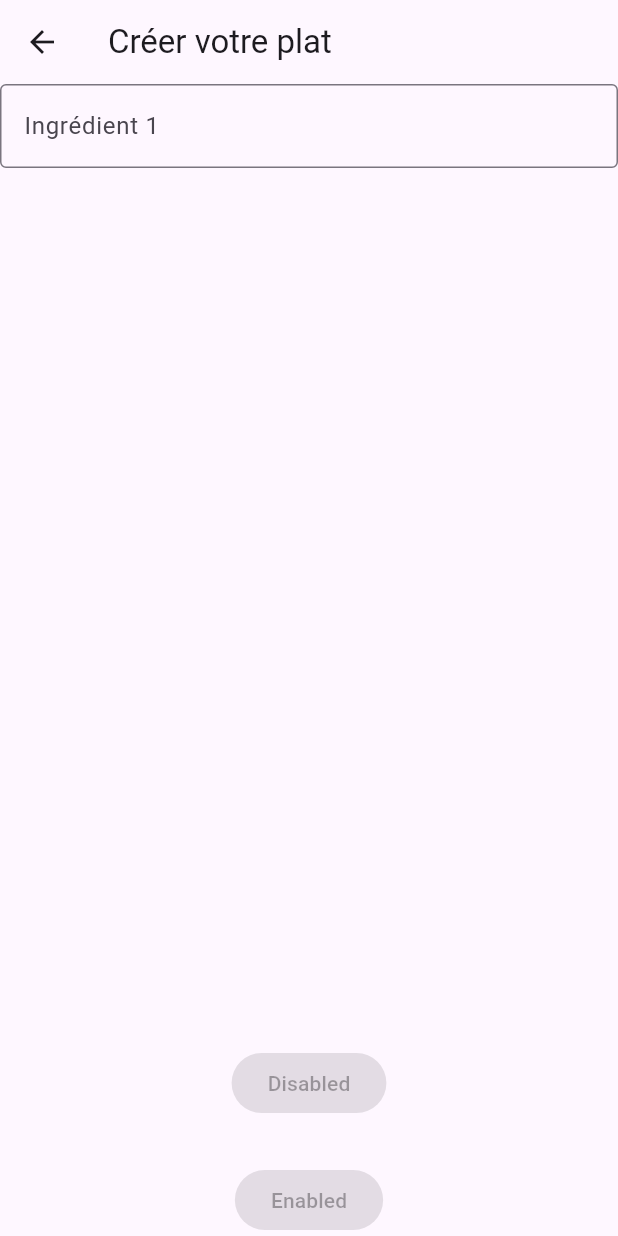
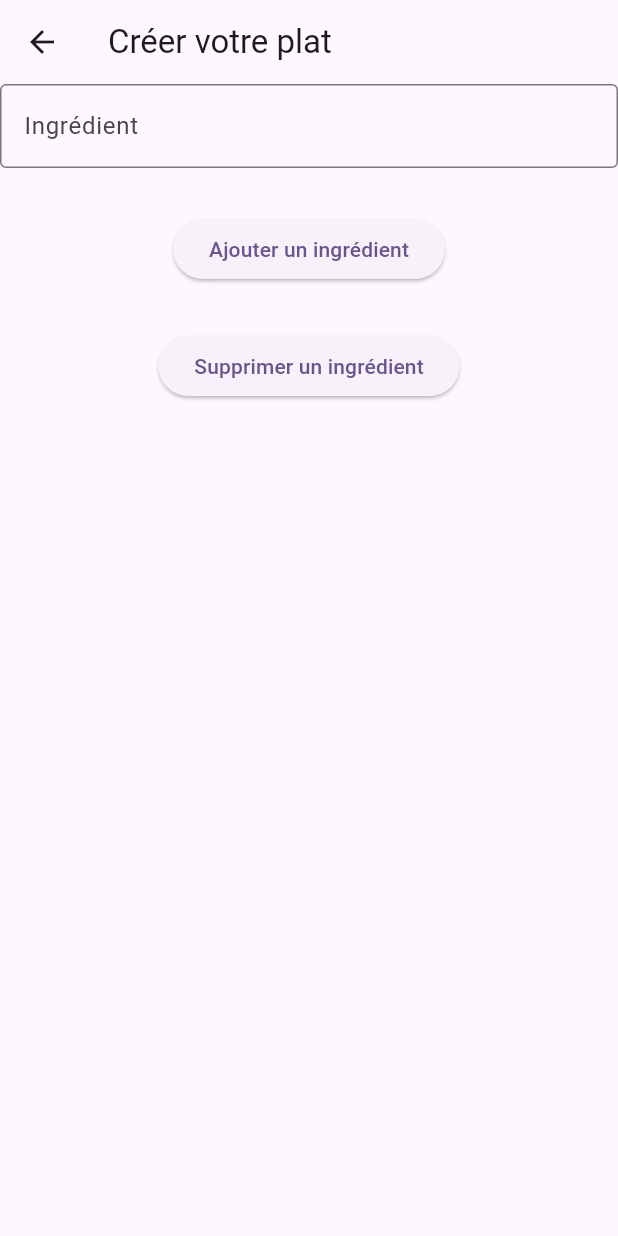
Before and after one commit to EmilienRY/co2score, a Flutter app: the pageCreation screen opened directly, on a phone screen of 412 x 824 dp. Run offline on Flutter 3.47's test engine with Material 3 defaults, Android fonts, the phone set to English and light mode, and no system bars; missing offline and left inert: qr_code_scanner.

Commit message:
Correction bug bouton + début fonction pour ajouter des ingrédients à un plat

```diff
--- a/lib/CreationPlat.dart
+++ b/lib/CreationPlat.dart
@@ -1,41 +1,62 @@
 import 'package:flutter/material.dart';
-
+import 'menu.dart';
 
 
 class pageCreation extends StatelessWidget {   //page avec la liste des plats
   @override
+
+    final  TextField ingredient=TextField(
+    obscureText: true,
+    decoration: InputDecoration(
+      border: OutlineInputBorder(),
+      labelText: 'Ingrédient',
+    ),
+  );
+  final List <TextField> ListIngredient =[TextField(
+  obscureText: true,
+  decoration: InputDecoration(
+  border: OutlineInputBorder(),
+  labelText: 'Ingrédient',
+  ),
+  ),];
   Widget build(BuildContext context) {
+    void _ajoutIngredient(){
+      ListIngredient.add(ingredient);
+      print(ListIngredient);
+      Navigator.pushReplacement(
+        context,
+        MaterialPageRoute(builder: (context) => pageCreation()), // Passe à la page avec la liste de tous les plats
+      );
+      }
+      void _supIngredient(){
+      ListIngredient.remove(ListIngredient.last);
+      }
+
     return Scaffold(
       appBar: AppBar(
         title:  Text('Créer votre plat'),
       ),
-
-    body: const Column(
-      children: <Widget> [
-      Expanded(
-      flex: 5,
-        child: TextField(
-            obscureText: true,
-            decoration: InputDecoration(
-              border: OutlineInputBorder(),
-              labelText: 'Ingrédient 1',
-            ),
-        ),),
+      body: Center(
+      child:Column(
+      children: [
+      Column(children: ListIngredient),
+      Column(
+        children: [
+      const SizedBox(height: 30),
         ElevatedButton(
-        onPressed: null,
-        child: const Text('Disabled'),
+        onPressed: () {
+          _ajoutIngredient();
+        },
+      child: const Text('Ajouter un ingrédient'),
       ),
       const SizedBox(height: 30),
       ElevatedButton(
         onPressed: () {
-        Navigator.push(
-          context,
-          MaterialPageRoute(builder: (context) => pageCreation()), // Passe à la page avec la liste de tous les plats
-        );
+          _supIngredient();
         },
-    child: const Text('Enabled'),
+        child: const Text('Supprimer un ingrédient'),
       ),
       ],
       ),
-    );
+      ],),),);
 }}
```
Lines whose indentation alone changed are shown as unchanged.
